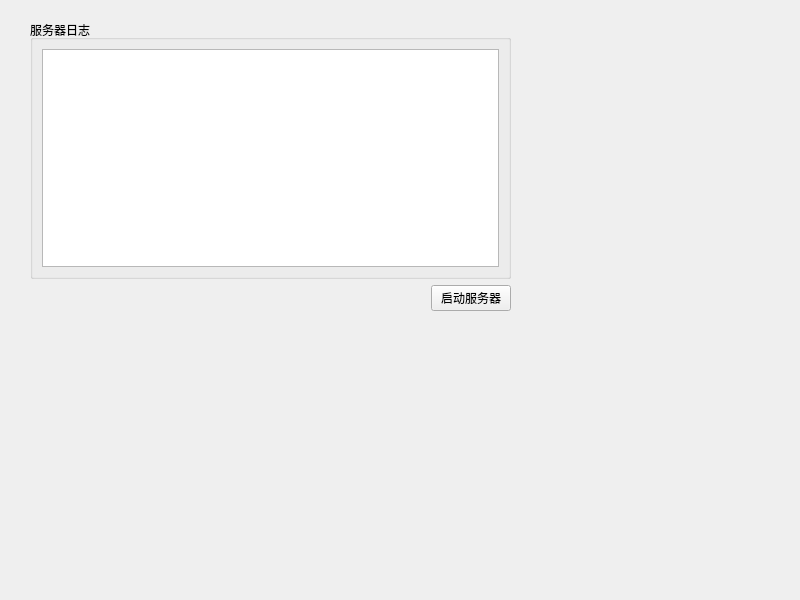
The window that Lab5/ChatServer/mainwindow.ui (WDK688/QtCourse) describes before a commit, drawn with Qt 5.
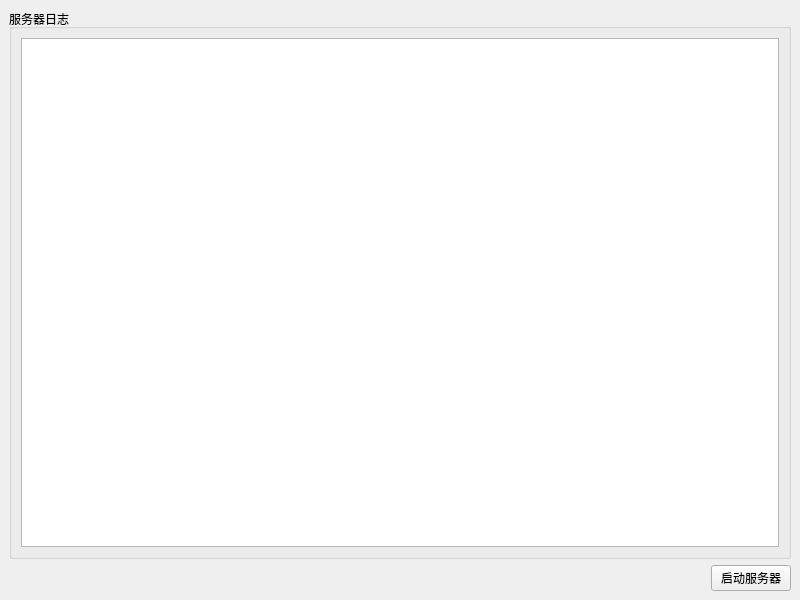
The same window after the commit.

```diff
--- a/Lab5/ChatServer/mainwindow.ui
+++ b/Lab5/ChatServer/mainwindow.ui
@@ -14,15 +14,8 @@
    <string>服务器</string>
   </property>
   <widget class="QWidget" name="centralwidget">
-   <widget class="QWidget" name="">
-    <property name="geometry">
-     <rect>
-      <x>30</x>
-      <y>20</y>
-      <width>481</width>
-      <height>291</height>
-     </rect>
-    </property>
+   <layout class="QGridLayout" name="gridLayout_2">
+    <item row="0" column="0">
     <layout class="QVBoxLayout" name="verticalLayout">
      <item>
       <widget class="QGroupBox" name="groupBox">
@@ -61,7 +54,8 @@
       </layout>
      </item>
     </layout>
-   </widget>
+    </item>
+   </layout>
   </widget>
  </widget>
  <resources/>
```
Lines whose indentation alone changed are shown as unchanged.
